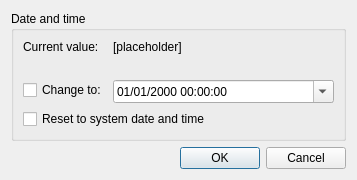
Old version of the form src/frontend/qt_sdl/DateTimeDialog.ui in the repository kvnp/melonDS.
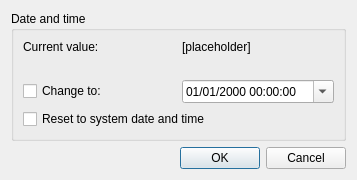
New version of the form.

Commit message: use a grid layout in the date/time dialog so Qt will behave

Diff of the .ui file:
```diff
--- a/src/frontend/qt_sdl/DateTimeDialog.ui
+++ b/src/frontend/qt_sdl/DateTimeDialog.ui
@@ -19,7 +19,7 @@
      <property name="title">
       <string>Date and time</string>
      </property>
-     <layout class="QFormLayout" name="formLayout_2">
+     <layout class="QGridLayout" name="gridLayout_2">
       <item row="0" column="0">
        <widget class="QLabel" name="label">
         <property name="text">
```
